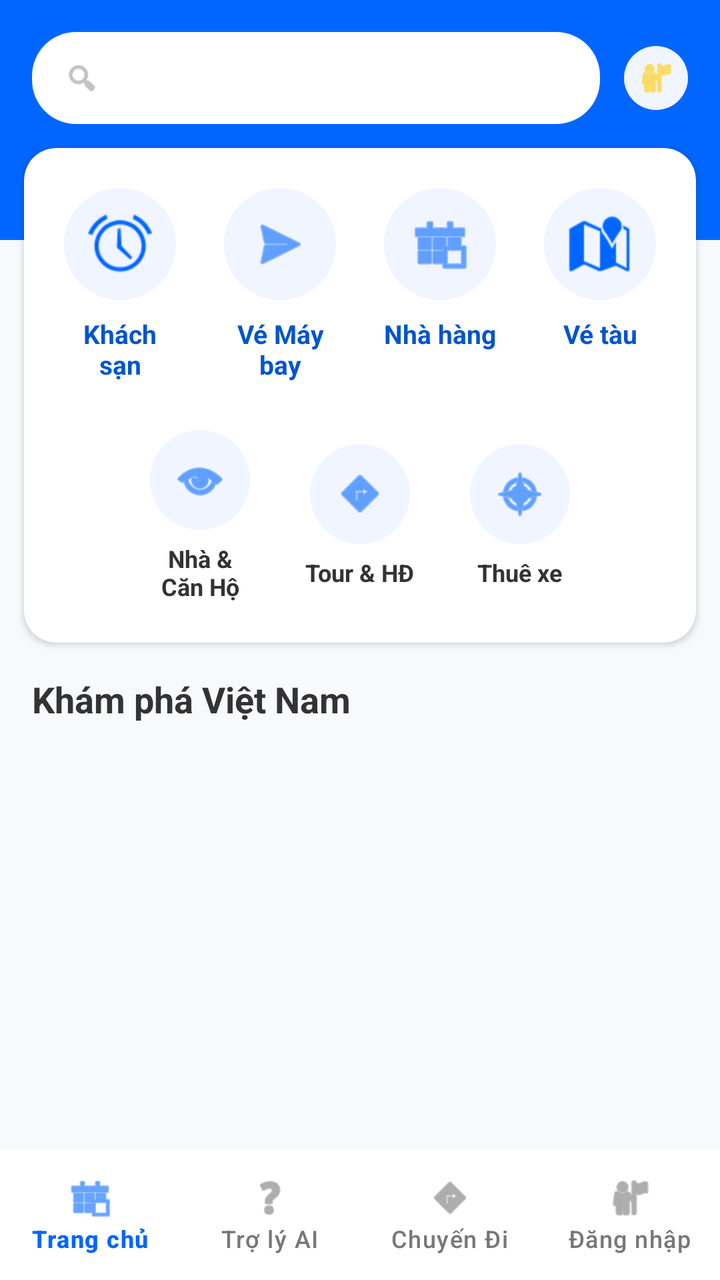
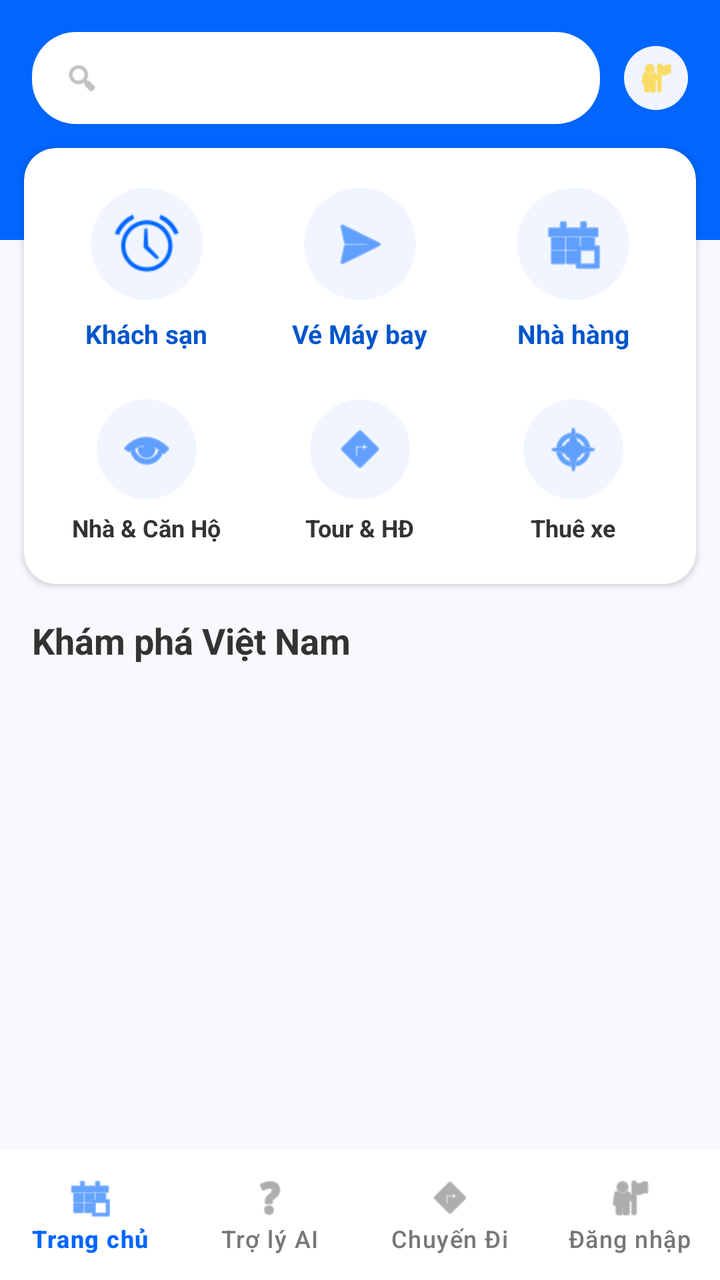

Before-and-after screenshots of an Android layout around one commit, followed by the original layout XML and the change that was made.
<!-- AndroidManifest.xml: application theme Theme.Doan1 -->
<!-- res/layout/activity_main.xml -->
<?xml version="1.0" encoding="utf-8"?>
<androidx.constraintlayout.widget.ConstraintLayout xmlns:android="http://schemas.android.com/apk/res/android"
    xmlns:app="http://schemas.android.com/apk/res-auto"
    xmlns:tools="http://schemas.android.com/tools"
    android:layout_width="match_parent"
    android:layout_height="match_parent"
    android:background="#F8F9FD"
    tools:context=".MainActivity">

    
    <View
        android:id="@+id/headerBackground"
        android:layout_width="match_parent"
        android:layout_height="120dp"
        android:background="#0066FF"
        app:layout_constraintTop_toTopOf="parent" />

    <LinearLayout
        android:id="@+id/searchBar"
        android:layout_width="0dp"
        android:layout_height="46dp"
        android:layout_marginStart="16dp"
        android:layout_marginTop="16dp"
        android:layout_marginEnd="12dp"
        android:background="@drawable/bg_search_bar"
        android:gravity="center_vertical"
        android:orientation="horizontal"
        android:paddingStart="16dp"
        android:paddingEnd="16dp"
        app:layout_constraintEnd_toStartOf="@+id/ivProfile"
        app:layout_constraintStart_toStartOf="parent"
        app:layout_constraintTop_toTopOf="parent">

        <ImageView
            android:layout_width="18dp"
            android:layout_height="18dp"
            android:src="@android:drawable/ic_menu_search"
            app:tint="#999999" />
    </LinearLayout>

    <ImageView
        android:id="@+id/ivProfile"
        android:layout_width="32dp"
        android:layout_height="32dp"
        android:layout_marginEnd="16dp"
        android:background="@drawable/bg_icon_circle"
        android:padding="6dp"
        android:src="@android:drawable/ic_menu_myplaces"
        app:layout_constraintBottom_toBottomOf="@+id/searchBar"
        app:layout_constraintEnd_toEndOf="parent"
        app:layout_constraintTop_toTopOf="@+id/searchBar"
        app:tint="#FFCC00" />

    
    <androidx.cardview.widget.CardView
        android:id="@+id/serviceCard"
        android:layout_width="match_parent"
        android:layout_height="wrap_content"
        android:layout_marginStart="12dp"
        android:layout_marginTop="12dp"
        android:layout_marginEnd="12dp"
        app:cardCornerRadius="16dp"
        app:cardElevation="2dp"
        app:layout_constraintTop_toBottomOf="@+id/searchBar">

        <LinearLayout
            android:layout_width="match_parent"
            android:layout_height="wrap_content"
            android:orientation="vertical"
            android:padding="8dp">

            
            <LinearLayout
                android:layout_width="match_parent"
                android:layout_height="wrap_content"
                android:orientation="horizontal"
                android:baselineAligned="false">

                <LinearLayout
                    android:id="@+id/btnHotel"
                    style="@style/ServiceItem">
                    <LinearLayout style="@style/ServiceIconContainer">
                        <ImageView
                            style="@style/ServiceIcon"
                            android:src="@android:drawable/ic_lock_idle_alarm" />
                    </LinearLayout>
                    <TextView
                        style="@style/ServiceText"
                        android:text="Khách sạn" />
                </LinearLayout>

                <LinearLayout
                    android:id="@+id/btnFlight"
                    style="@style/ServiceItem">
                    <LinearLayout style="@style/ServiceIconContainer">
                        <ImageView
                            style="@style/ServiceIcon"
                            android:src="@android:drawable/ic_menu_send" />
                    </LinearLayout>
                    <TextView
                        style="@style/ServiceText"
                        android:text="Vé Máy bay" />
                </LinearLayout>

                <LinearLayout
                    android:id="@+id/btnRestaurant"
                    style="@style/ServiceItem">
                    <LinearLayout style="@style/ServiceIconContainer">
                        <ImageView
                            style="@style/ServiceIcon"
                            android:src="@android:drawable/ic_menu_today" />
                    </LinearLayout>
                    <TextView
                        style="@style/ServiceText"
                        android:text="Nhà hàng" />
                </LinearLayout>

                <LinearLayout
                    android:id="@+id/btnTrain"
                    style="@style/ServiceItem">
                    <LinearLayout style="@style/ServiceIconContainer">
                        <ImageView
                            style="@style/ServiceIcon"
                            android:src="@android:drawable/ic_dialog_map" />
                    </LinearLayout>
                    <TextView
                        style="@style/ServiceText"
                        android:text="Vé tàu" />
                </LinearLayout>
            </LinearLayout>

            
            <LinearLayout
                android:layout_width="match_parent"
                android:layout_height="wrap_content"
                android:gravity="center"
                android:orientation="horizontal"
                android:weightSum="4"
                android:baselineAligned="false">

                <View
                    android:layout_width="0dp"
                    android:layout_height="0dp"
                    android:layout_weight="0.5" />

                <LinearLayout
                    style="@style/ServiceItem"
                    android:layout_width="0dp"
                    android:layout_weight="1">
                    <LinearLayout style="@style/ServiceIconContainerSmall">
                        <ImageView
                            style="@style/ServiceIconSmall"
                            android:src="@android:drawable/ic_menu_view" />
                    </LinearLayout>
                    <TextView
                        style="@style/ServiceTextSmall"
                        android:text="Nhà &amp; Căn Hộ" />
                </LinearLayout>

                <LinearLayout
                    style="@style/ServiceItem"
                    android:layout_width="0dp"
                    android:layout_weight="1">
                    <LinearLayout style="@style/ServiceIconContainerSmall">
                        <ImageView
                            style="@style/ServiceIconSmall"
                            android:src="@android:drawable/ic_menu_directions" />
                    </LinearLayout>
                    <TextView
                        style="@style/ServiceTextSmall"
                        android:text="Tour &amp; HĐ" />
                </LinearLayout>

                <LinearLayout
                    style="@style/ServiceItem"
                    android:layout_width="0dp"
                    android:layout_weight="1">
                    <LinearLayout style="@style/ServiceIconContainerSmall">
                        <ImageView
                            style="@style/ServiceIconSmall"
                            android:src="@android:drawable/ic_menu_compass" />
                    </LinearLayout>
                    <TextView
                        style="@style/ServiceTextSmall"
                        android:text="Thuê xe" />
                </LinearLayout>

                <View
                    android:layout_width="0dp"
                    android:layout_height="0dp"
                    android:layout_weight="0.5" />
            </LinearLayout>
        </LinearLayout>
    </androidx.cardview.widget.CardView>

    
    <TextView
        android:id="@+id/tvExploreTitle"
        android:layout_width="wrap_content"
        android:layout_height="wrap_content"
        android:layout_marginStart="16dp"
        android:layout_marginTop="16dp"
        android:layout_marginBottom="8dp"
        android:text="Khám phá Việt Nam"
        android:textColor="#333333"
        android:textSize="18sp"
        android:textStyle="bold"
        app:layout_constraintStart_toStartOf="parent"
        app:layout_constraintTop_toBottomOf="@+id/serviceCard" />

    
    <androidx.core.widget.NestedScrollView
        android:layout_width="match_parent"
        android:layout_height="0dp"
        android:layout_marginTop="4dp"
        app:layout_constraintBottom_toTopOf="@+id/bottomNavigation"
        app:layout_constraintTop_toBottomOf="@+id/tvExploreTitle">

        <LinearLayout
            android:layout_width="match_parent"
            android:layout_height="wrap_content"
            android:orientation="vertical"
            android:paddingBottom="12dp">

            <androidx.recyclerview.widget.RecyclerView
                android:id="@+id/rvDestinations"
                android:layout_width="match_parent"
                android:layout_height="wrap_content"
                android:nestedScrollingEnabled="false" />
        </LinearLayout>
    </androidx.core.widget.NestedScrollView>

    <com.google.android.material.bottomnavigation.BottomNavigationView
        android:id="@+id/bottomNavigation"
        android:layout_width="match_parent"
        android:layout_height="65dp"
        android:background="#FFFFFF"
        app:elevation="8dp"
        app:itemIconTint="@color/bottom_nav_color"
        app:itemTextColor="@color/bottom_nav_color"
        app:itemRippleColor="#330066FF"
        app:labelVisibilityMode="labeled"
        app:layout_constraintBottom_toBottomOf="parent"
        app:menu="@menu/bottom_nav_menu" />

</androidx.constraintlayout.widget.ConstraintLayout>
<!-- resources referenced by this layout -->
<resources>
  <!-- drawable bg_icon_circle (drawable) -->
  <?xml version="1.0" encoding="utf-8"?>
  <shape xmlns:android="http://schemas.android.com/apk/res/android"
      android:shape="oval">
      <solid android:color="#F0F5FF" />
  </shape>
  <!-- drawable bg_search_bar (drawable) -->
  <?xml version="1.0" encoding="utf-8"?>
  <shape xmlns:android="http://schemas.android.com/apk/res/android">
      <solid android:color="#FFFFFF" />
      <corners android:radius="22dp" />
  </shape>
  <style name="ServiceIcon">
          <item name="android:layout_width">32dp</item>
          <item name="android:layout_height">32dp</item>
          <item name="android:tint">#0066FF</item>
      </style>
  <style name="ServiceIconContainer">
          <item name="android:layout_width">56dp</item>
          <item name="android:layout_height">56dp</item>
          <item name="android:background">@drawable/bg_icon_circle</item>
          <item name="android:gravity">center</item>
          <item name="android:layout_marginBottom">8dp</item>
      </style>
  <style name="ServiceIconContainerSmall">
          <item name="android:layout_width">50dp</item>
          <item name="android:layout_height">50dp</item>
          <item name="android:background">@drawable/bg_icon_circle</item>
          <item name="android:gravity">center</item>
          <item name="android:layout_marginBottom">6dp</item>
      </style>
  <style name="ServiceIconSmall">
          <item name="android:layout_width">28dp</item>
          <item name="android:layout_height">28dp</item>
          <item name="android:tint">#0066FF</item>
      </style>
  <style name="ServiceItem">
          <item name="android:layout_width">0dp</item>
          <item name="android:layout_height">wrap_content</item>
          <item name="android:layout_weight">1</item>
          <item name="android:gravity">center</item>
          <item name="android:orientation">vertical</item>
          <item name="android:padding">12dp</item>
          <item name="android:layout_columnWeight">1</item>
          <item name="android:clickable">true</item>
          <item name="android:focusable">true</item>
          
          <item name="android:background">?attr/selectableItemBackgroundBorderless</item>
      </style>
  <style name="ServiceText">
          <item name="android:layout_width">wrap_content</item>
          <item name="android:layout_height">wrap_content</item>
          <item name="android:textColor">#0055CC</item>
          <item name="android:textSize">13sp</item>
          <item name="android:textStyle">bold</item>
          <item name="android:gravity">center</item>
      </style>
  <style name="ServiceTextSmall">
          <item name="android:layout_width">wrap_content</item>
          <item name="android:layout_height">wrap_content</item>
          <item name="android:textColor">#333333</item>
          <item name="android:textSize">12sp</item>
          <item name="android:textStyle">bold</item>
          <item name="android:gravity">center</item>
      </style>
  <style name="Theme.Doan1" parent="Base.Theme.Doan1" />
  <style name="Base.Theme.Doan1" parent="Theme.Material3.DayNight.NoActionBar">
          
          
      </style>
</resources>

<!-- the commit's change to res/layout/activity_main.xml (unified diff, before → after) -->
@@ -115,38 +115,19 @@
                         android:text="Nhà hàng" />
                 </LinearLayout>
 
-                <LinearLayout
-                    android:id="@+id/btnTrain"
-                    style="@style/ServiceItem">
-                    <LinearLayout style="@style/ServiceIconContainer">
-                        <ImageView
-                            style="@style/ServiceIcon"
-                            android:src="@android:drawable/ic_dialog_map" />
-                    </LinearLayout>
-                    <TextView
-                        style="@style/ServiceText"
-                        android:text="Vé tàu" />
-                </LinearLayout>
+
             </LinearLayout>
 
             
             <LinearLayout
                 android:layout_width="match_parent"
                 android:layout_height="wrap_content"
-                android:gravity="center"
                 android:orientation="horizontal"
-                android:weightSum="4"
                 android:baselineAligned="false">
 
-                <View
-                    android:layout_width="0dp"
-                    android:layout_height="0dp"
-                    android:layout_weight="0.5" />
-
-                <LinearLayout
-                    style="@style/ServiceItem"
-                    android:layout_width="0dp"
-                    android:layout_weight="1">
+                <LinearLayout
+                    android:id="@+id/btnApartment"
+                    style="@style/ServiceItem">
                     <LinearLayout style="@style/ServiceIconContainerSmall">
                         <ImageView
                             style="@style/ServiceIconSmall"
@@ -158,9 +139,8 @@
                 </LinearLayout>
 
                 <LinearLayout
-                    style="@style/ServiceItem"
-                    android:layout_width="0dp"
-                    android:layout_weight="1">
+                    android:id="@+id/btnTour"
+                    style="@style/ServiceItem">
                     <LinearLayout style="@style/ServiceIconContainerSmall">
                         <ImageView
                             style="@style/ServiceIconSmall"
@@ -172,9 +152,8 @@
                 </LinearLayout>
 
                 <LinearLayout
-                    style="@style/ServiceItem"
-                    android:layout_width="0dp"
-                    android:layout_weight="1">
+                    android:id="@+id/btnCarRental"
+                    style="@style/ServiceItem">
                     <LinearLayout style="@style/ServiceIconContainerSmall">
                         <ImageView
                             style="@style/ServiceIconSmall"
@@ -184,11 +163,6 @@
                         style="@style/ServiceTextSmall"
                         android:text="Thuê xe" />
                 </LinearLayout>
-
-                <View
-                    android:layout_width="0dp"
-                    android:layout_height="0dp"
-                    android:layout_weight="0.5" />
             </LinearLayout>
         </LinearLayout>
     </androidx.cardview.widget.CardView>
